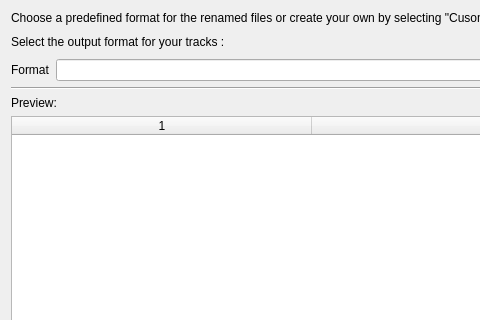
This is src/tasks/rename/renameconfigurator.ui in alorence/tym as Qt 5 draws it before an edit; both pictures show x 0 to 480 and y 0 to 320 of the 760 by 560 pixel window. The edited form follows.
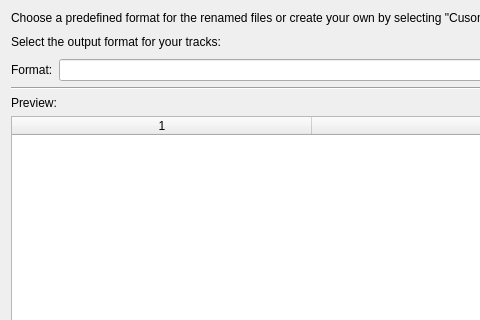
This is the edited form.

Commit message: (rename) Wording improvements

The edit to the form file:
```diff
--- a/src/tasks/rename/renameconfigurator.ui
+++ b/src/tasks/rename/renameconfigurator.ui
@@ -29,7 +29,7 @@
      <item>
       <widget class="QLabel" name="label_3">
        <property name="text">
-        <string>Select the output format for your tracks :</string>
+        <string>Select the output format for your tracks:</string>
        </property>
       </widget>
      </item>
@@ -56,7 +56,7 @@
      <item>
       <widget class="QLabel" name="label">
        <property name="text">
-        <string>Format</string>
+        <string>Format:</string>
        </property>
       </widget>
      </item>
```
Left out of the diff: 2 changed lines with no effect on the pictures.
